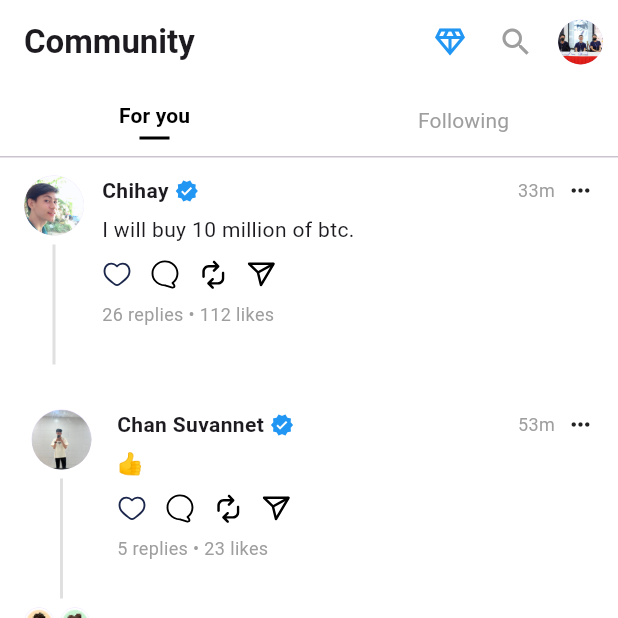
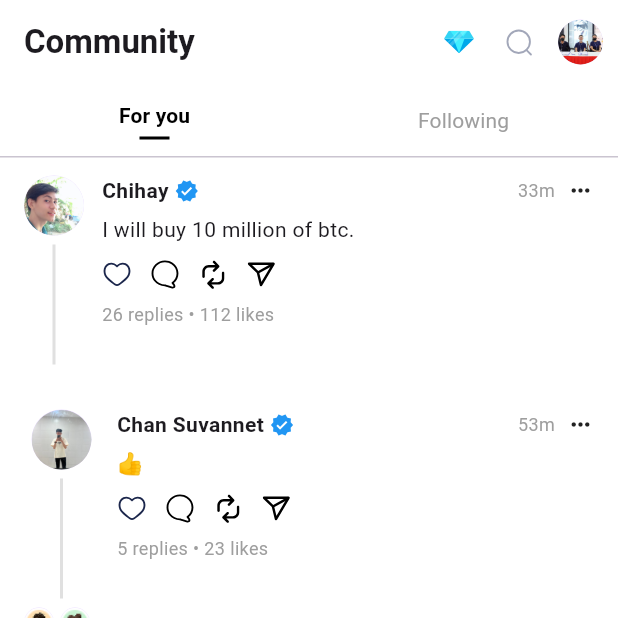
Before and after one commit to ChanSuvannet/CoinXplorer, a Flutter app: the CommunityPage screen opened directly, on a phone screen of 412 x 824 dp, the top half of it. Run offline on Flutter 3.47's test engine with Material 3 defaults, Android fonts, the phone set to English and light mode, and no system bars; our stand-ins replace flutter_svg, font_awesome_flutter, google_fonts, syncfusion_flutter_gauges.

Commit message:
change icons

```diff
--- a/lib/presentation/screens/s3_home/a5_community/community_page.dart
+++ b/lib/presentation/screens/s3_home/a5_community/community_page.dart
@@ -221,10 +221,10 @@ class _CommunityPageState extends State<CommunityPage> {
           'Community',
           style: TextStyle(fontWeight: FontWeight.bold),
         ),
-        actions: const [
-          Icon(Icons.diamond_outlined, color: Colors.blue),
+        actions:[
+          SvgPicture.asset('assets/icons/diamond.svg', height: 20, width: 20),
           SizedBox(width: 20),
-          Icon(Icons.search, color: Colors.grey),
+          SvgPicture.asset('assets/icons/search.svg', height: 20, width: 20),
           SizedBox(width: 16),
           CircleAvatar(
             radius: 15,
```
Also changed, not shown: assets/icons/diamond.svg (added), assets/icons/search.svg (added).
